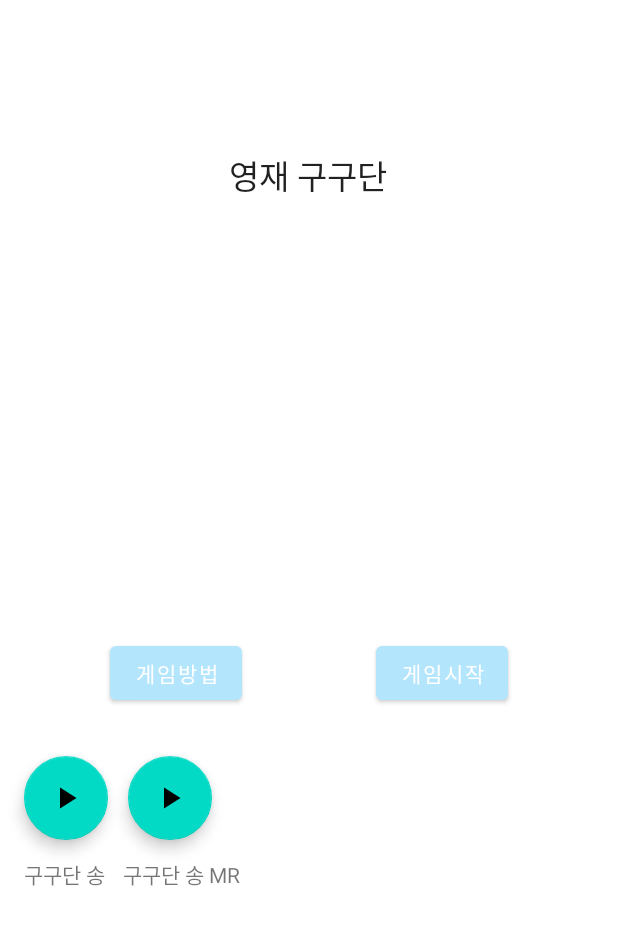
After one commit to Skyminn/GURU2-QuizApp, an Android app: the layout activity_start_screen.xml on its own in the app's theme, with its tools: preview values and no code run, on a phone screen of 412 x 824 dp. The commit adds this screen. Shown: the top 925 px of the screen. Run offline under Robolectric (Android 15) with nearby library versions, the phone set to English and light mode, and no system bars.

Commit message:
게임방법, 게임시작 버튼 구현, 구구단송 듣기 버튼 구현 + 게임방법 눌렀을때 팝업창으로 게임방법설명 나올 수 있게 구현 + 팝업창 닫기 기능 구현

```diff
--- a/app/src/main/AndroidManifest.xml
+++ b/app/src/main/AndroidManifest.xml
@@ -26,6 +26,7 @@
                 android:name="android.app.lib_name"
                 android:value="" />
         </activity>
+
         <activity
             android:name=".MainActivity"
             android:exported="true">
--- /dev/null
+++ b/app/src/main/res/drawable/ic_baseline_pause_24.xml
@@ -0,0 +1,5 @@
+<vector android:height="24dp" android:tint="#000000"
+    android:viewportHeight="24" android:viewportWidth="24"
+    android:width="24dp" xmlns:android="http://schemas.android.com/apk/res/android">
+    <path android:fillColor="@android:color/white" android:pathData="M6,19h4L10,5L6,5v14zM14,5v14h4L18,5h-4z"/>
+</vector>
--- /dev/null
+++ b/app/src/main/res/drawable/ic_baseline_play_arrow_24.xml
@@ -0,0 +1,5 @@
+<vector android:height="24dp" android:tint="#000000"
+    android:viewportHeight="24" android:viewportWidth="24"
+    android:width="24dp" xmlns:android="http://schemas.android.com/apk/res/android">
+    <path android:fillColor="@android:color/white" android:pathData="M8,5v14l11,-7z"/>
+</vector>
--- /dev/null
+++ b/app/src/main/res/layout/activity_start_screen.xml
@@ -0,0 +1,93 @@
+<?xml version="1.0" encoding="utf-8"?>
+<androidx.constraintlayout.widget.ConstraintLayout xmlns:android="http://schemas.android.com/apk/res/android"
+    xmlns:app="http://schemas.android.com/apk/res-auto"
+    xmlns:tools="http://schemas.android.com/tools"
+    android:layout_width="match_parent"
+    android:layout_height="match_parent"
+    tools:context=".StartScreen"
+    tools:layout_editor_absoluteX="4dp"
+    tools:layout_editor_absoluteY="0dp">
+
+    <TextView
+        android:id="@+id/gameTitle"
+        android:layout_width="wrap_content"
+        android:layout_height="wrap_content"
+        android:layout_marginTop="100dp"
+        android:text="영재 구구단"
+        android:textAppearance="@style/TextAppearance.AppCompat.Large"
+        app:layout_constraintEnd_toEndOf="parent"
+        app:layout_constraintHorizontal_bias="0.498"
+        app:layout_constraintStart_toStartOf="parent"
+        app:layout_constraintTop_toTopOf="parent" />
+
+    <Button
+        android:id="@+id/gameRulesBtn"
+        android:layout_width="wrap_content"
+        android:layout_height="wrap_content"
+        android:layout_marginStart="24dp"
+        android:layout_marginTop="291dp"
+        android:layout_marginEnd="24dp"
+        android:text="게임방법"
+        app:layout_constraintEnd_toStartOf="@+id/gameStartBtn"
+        app:layout_constraintStart_toStartOf="parent"
+        app:layout_constraintTop_toBottomOf="@+id/gameTitle" />
+
+    <Button
+        android:id="@+id/gameStartBtn"
+        android:layout_width="wrap_content"
+        android:layout_height="wrap_content"
+        android:layout_marginStart="16dp"
+        android:layout_marginTop="291dp"
+        android:layout_marginEnd="24dp"
+        android:text="게임시작"
+        app:layout_constraintEnd_toEndOf="parent"
+        app:layout_constraintStart_toEndOf="@+id/gameRulesBtn"
+        app:layout_constraintTop_toBottomOf="@+id/gameTitle" />
+
+    <com.google.android.material.floatingactionbutton.FloatingActionButton
+        android:id="@+id/floatingActionButton2"
+        android:layout_width="wrap_content"
+        android:layout_height="wrap_content"
+        android:layout_marginStart="13dp"
+        android:layout_marginTop="504dp"
+        android:layout_marginBottom="12dp"
+        android:clickable="true"
+        app:layout_constraintBottom_toTopOf="@+id/mrSong"
+        app:layout_constraintStart_toEndOf="@+id/floatingActionButton"
+        app:layout_constraintTop_toTopOf="parent"
+        app:srcCompat="@drawable/ic_baseline_play_arrow_24"
+        tools:ignore="SpeakableTextPresentCheck" />
+
+    <com.google.android.material.floatingactionbutton.FloatingActionButton
+        android:id="@+id/floatingActionButton"
+        android:layout_width="wrap_content"
+        android:layout_height="wrap_content"
+        android:layout_marginStart="16dp"
+        android:layout_marginTop="504dp"
+        android:clickable="true"
+        app:layout_constraintStart_toStartOf="parent"
+        app:layout_constraintTop_toTopOf="parent"
+        app:srcCompat="@drawable/ic_baseline_play_arrow_24"
+        tools:ignore="SpeakableTextPresentCheck" />
+
+    <TextView
+        android:id="@+id/mrSong"
+        android:layout_width="wrap_content"
+        android:layout_height="wrap_content"
+        android:layout_marginStart="12dp"
+        android:layout_marginTop="12dp"
+        android:text="구구단 송 MR"
+        app:layout_constraintStart_toEndOf="@+id/song"
+        app:layout_constraintTop_toBottomOf="@+id/floatingActionButton2" />
+
+    <TextView
+        android:id="@+id/song"
+        android:layout_width="wrap_content"
+        android:layout_height="wrap_content"
+        android:layout_marginStart="16dp"
+        android:layout_marginTop="12dp"
+        android:text="구구단 송"
+        app:layout_constraintStart_toStartOf="parent"
+        app:layout_constraintTop_toBottomOf="@+id/floatingActionButton" />
+
+</androidx.constraintlayout.widget.ConstraintLayout>
--- a/app/src/main/res/values/strings.xml
+++ b/app/src/main/res/values/strings.xml
@@ -1,3 +1,5 @@
 <resources>
     <string name="app_name">QuizApp</string>
+    <string name="game_rules">게임 방법 설명이 길어질 수도 있으니 우선
+        \n이렇게 파일로 만들어 두겠습니다!!</string>
 </resources>
```
Also changed, not shown: app/src/main/java/com/example/quizapp/StartScreen.kt (added, +47 -0 lines), app/src/main/res/layout/activity_game_rules.xml (added, +32 -0 lines).
